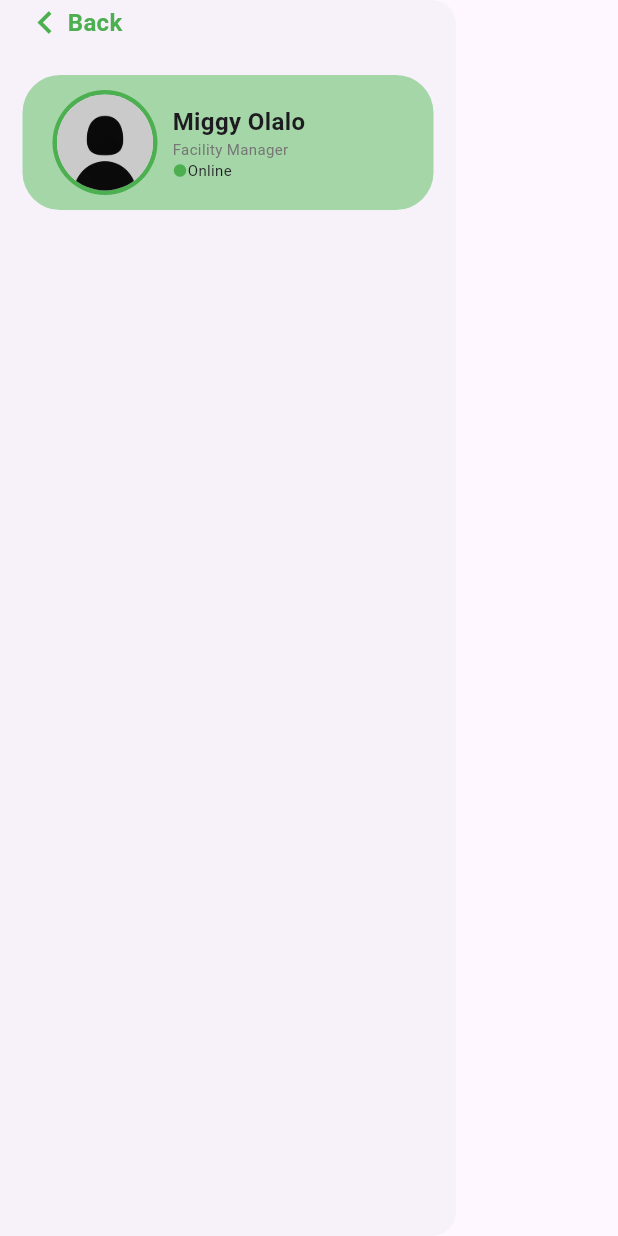
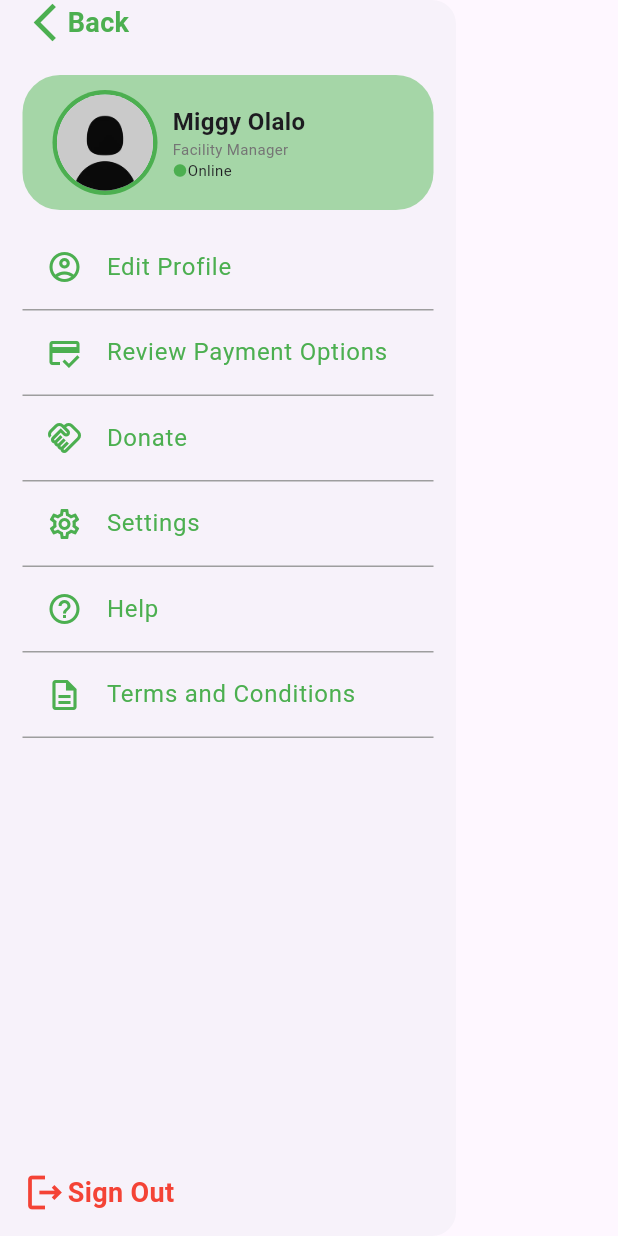
Before and after one commit to Miggycraft/terrasoi_app, a Flutter app: the DrawerComponent widget shown alone on an empty page, opened directly, on a phone screen of 412 x 824 dp. Run offline on Flutter 3.47's test engine with Material 3 defaults, Android fonts, the phone set to English and light mode, and no system bars.

Commit message:
drawer and bottom nav bar (atleast icons nila) are finally done!, dashboard next!

```diff
--- a/lib/component/drawer_component.dart
+++ b/lib/component/drawer_component.dart
@@ -1,11 +1,21 @@
 import 'package:flutter/cupertino.dart';
 import 'package:flutter/material.dart';
+import 'package:flutter/widgets.dart';
 
 class DrawerComponent extends StatelessWidget {
   const DrawerComponent({super.key});
 
   @override
   Widget build(BuildContext context) {
+    List drawerItems = [
+      ['Edit Profile  ', Icons.account_circle_outlined],
+      ['Review Payment Options', Icons.credit_score_outlined],
+      ['Donate', Icons.handshake_outlined],
+      ['Settings', Icons.settings_outlined],
+      ['Help', Icons.help_outline],
+      ['Terms and Conditions', Icons.description_outlined]
+    ];
+
     return Drawer(
       child: SafeArea(
         child: Padding(
@@ -13,13 +23,11 @@ class DrawerComponent extends StatelessWidget {
           child: Column(
             children: [
               GestureDetector(
-                onTap: () {
-                  Navigator.pop(context);
-                },
+                onTap: () => Navigator.pop(context),
                 child: const Row(
                   children: [
                     Icon(
-                      Icons.chevron_left,
+                      Icons.arrow_back_ios_new,
                       size: 30,
                       color: Colors.green,
                     ),
@@ -27,7 +35,7 @@ class DrawerComponent extends StatelessWidget {
                       'Back',
                       style: TextStyle(
                           fontWeight: FontWeight.bold,
-                          fontSize: 16,
+                          fontSize: 18,
                           color: Colors.green),
                     ),
                   ],
@@ -37,13 +45,14 @@ class DrawerComponent extends StatelessWidget {
                 height: 20,
               ),
               Container(
-                padding: const EdgeInsets.symmetric(horizontal: 20, vertical: 10),
+                padding:
+                    const EdgeInsets.symmetric(horizontal: 20, vertical: 10),
                 decoration: BoxDecoration(
                     borderRadius: BorderRadius.circular(25),
                     color: Colors.green[200]),
                 child: Row(
                   children: [
-                    CircleAvatar(
+                    const CircleAvatar(
                       backgroundColor: Colors.green,
                       radius: 35,
                       child: CircleAvatar(
@@ -51,23 +60,81 @@ class DrawerComponent extends StatelessWidget {
                         backgroundImage: AssetImage('assets/profile_pic.jpg'),
                       ),
                     ),
-                    SizedBox(width: 10,),
+                    const SizedBox(
+                      width: 10,
+                    ),
                     Column(
                       crossAxisAlignment: CrossAxisAlignment.start,
                       children: [
-                        Text('Miggy Olalo', style: TextStyle(fontWeight: FontWeight.bold, fontSize: 16),),
-                        Text('Facility Manager', style: TextStyle(color: Colors.grey[600], fontSize: 10),),
-                        Row(
+                        const Text(
+                          'Miggy Olalo',
+                          style: TextStyle(
+                              fontWeight: FontWeight.bold, fontSize: 16),
+                        ),
+                        Text(
+                          'Facility Manager',
+                          style:
+                              TextStyle(color: Colors.grey[600], fontSize: 10),
+                        ),
+                        const Row(
                           children: [
-                            Icon(Icons.circle, color: Colors.green,size: 10,),
-                            Text('Online', style: TextStyle(fontSize: 10),),
+                            Icon(
+                              Icons.circle,
+                              color: Colors.green,
+                              size: 10,
+                            ),
+                            Text(
+                              'Online',
+                              style: TextStyle(fontSize: 10),
+                            ),
                           ],
                         )
                       ],
+                    ),
+                  ],
+                ),
+              ),
+              const SizedBox(
+                height: 10,
+              ),
+              SizedBox(
+                height: 500,
+                child: ListView.builder(
+                    itemCount: 6,
+                    itemBuilder: (context, index) => ListTile(
+                          shape: Border(bottom: BorderSide(color: Colors.grey)),
+                          title: Text(
+                            drawerItems[index][0],
+                            style: TextStyle(color: Colors.green),
+                          ),
+                          leading: Icon(
+                            drawerItems[index][1],
+                            color: Colors.green,
+                          ),
+                        )),
+              ),
+              const SizedBox(
+                height: 130,
+              ),
+              GestureDetector(
+                onTap: () => Navigator.pushReplacementNamed(context, '/'),
+                child: const Row(
+                  children: [
+                    Icon(
+                      Icons.logout_outlined,
+                      color: Colors.red,
+                      size: 30,
+                    ),
+                    Text(
+                      'Sign Out',
+                      style: TextStyle(
+                          color: Colors.red,
+                          fontSize: 18,
+                          fontWeight: FontWeight.bold),
                     )
                   ],
                 ),
-              ),
+              )
             ],
           ),
         ),
--- a/lib/main.dart
+++ b/lib/main.dart
@@ -5,6 +5,7 @@ import 'package:terrasoi/pages/register_page.dart';
 
 void main() {
   runApp(MaterialApp(
+    initialRoute: '/home',
     debugShowCheckedModeBanner: false,
     routes: {
       '/': (context) => LoginPage(),
```
Also changed, not shown: 1 other file.
